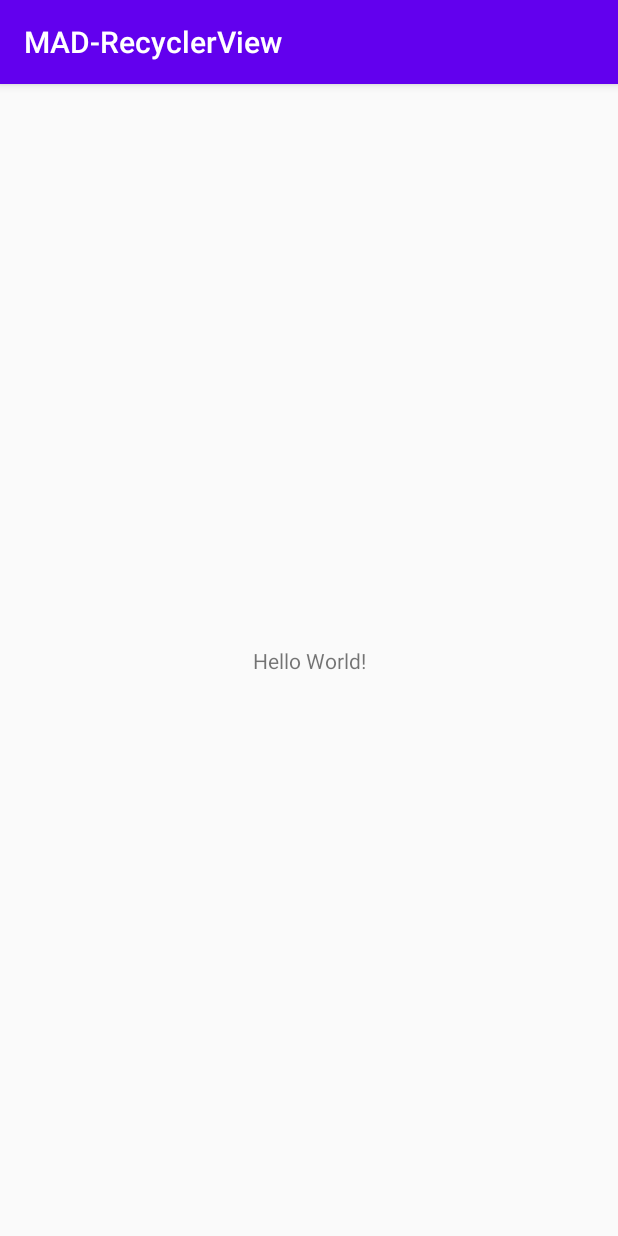
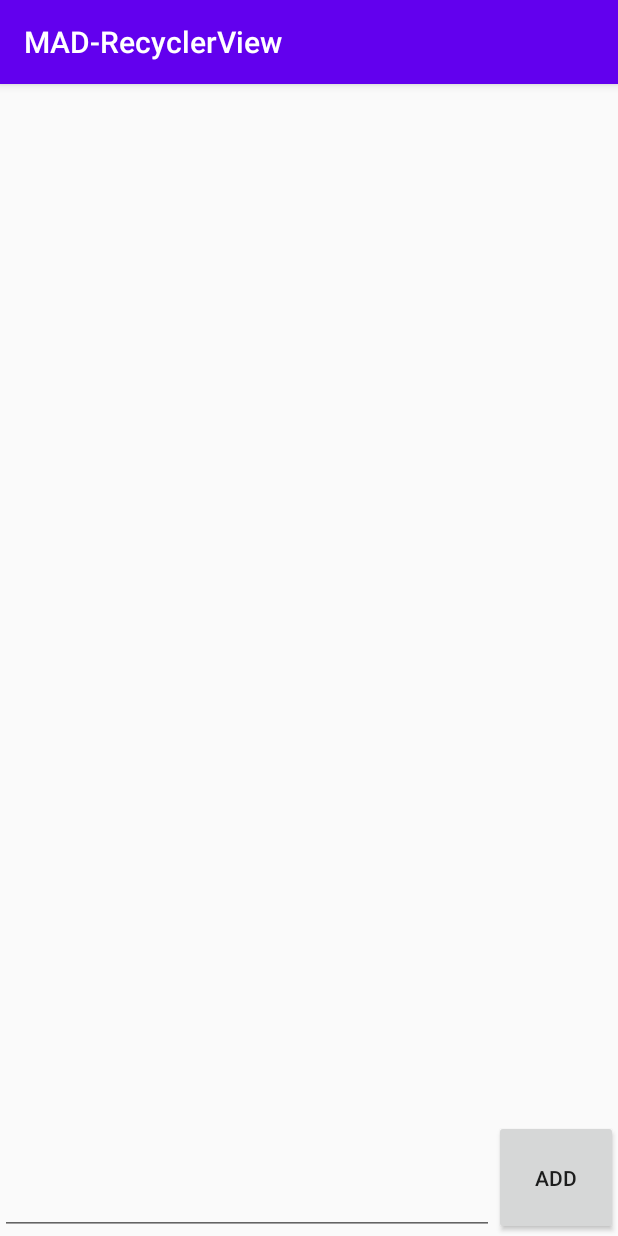
Before and after one commit to MAD-2020/mad-practical-5-recyclerview-JianOon, an Android app: the screen it shows after launch (MainActivity), on a phone screen of 412 x 824 dp. Run offline under Robolectric (Android 15) with nearby library versions, the phone set to English and light mode, and no system bars.

```diff
--- a/app/src/main/java/sg/edu/np/mad/mad_recyclerview/MainActivity.java
+++ b/app/src/main/java/sg/edu/np/mad/mad_recyclerview/MainActivity.java
@@ -1,21 +1,54 @@
 package sg.edu.np.mad.mad_recyclerview;
 
+import androidx.appcompat.app.AlertDialog;
 import androidx.appcompat.app.AppCompatActivity;
+import androidx.recyclerview.widget.DefaultItemAnimator;
+import androidx.recyclerview.widget.LinearLayoutManager;
 import androidx.recyclerview.widget.RecyclerView;
 
 import android.content.Context;
+import android.content.DialogInterface;
 import android.os.Bundle;
+import android.text.Html;
+import android.view.LayoutInflater;
+import android.view.View;
 import android.view.inputmethod.InputMethodManager;
+import android.widget.Button;
+import android.widget.EditText;
 
 import java.util.ArrayList;
 
 public class MainActivity extends AppCompatActivity {
+    Button confirm;
+    EditText todo;
+    ArrayList<String> data = new ArrayList<>();
+
 
     @Override
     protected void onCreate(Bundle savedInstanceState) {
+
         super.onCreate(savedInstanceState);
         setContentView(R.layout.activity_main);
+        final RecyclerView recyclerView = findViewById(R.id.todorecyclerview);
+        LinearLayoutManager layoutManager = new LinearLayoutManager(this, LinearLayoutManager.VERTICAL, false);
+        recyclerView.setLayoutManager(layoutManager);
+        Adapter adapter = new Adapter(data,this);
+        recyclerView.setAdapter(adapter);
+        confirm = findViewById(R.id.confirm);
+        todo = findViewById(R.id.add);
+        confirm.setOnClickListener(new View.OnClickListener() {
+            @Override
+            public void onClick(View v) {
+                data.add(todo.getText().toString());
+                showNewEntry(recyclerView,data);
+            }
+        });
+
     }
+    public void onItemClick(int position) {
+
+    }
+
 
     /**
      * Upon calling this method, the keyboard will retract
@@ -32,4 +65,6 @@ public class MainActivity extends AppCompatActivity {
         InputMethodManager imm = (InputMethodManager)getSystemService(Context.INPUT_METHOD_SERVICE);
         imm.hideSoftInputFromWindow(rv.getWindowToken(), 0);
     }
+
+
 }
--- a/app/src/main/res/layout/activity_main.xml
+++ b/app/src/main/res/layout/activity_main.xml
@@ -1,18 +1,38 @@
 <?xml version="1.0" encoding="utf-8"?>
-<androidx.constraintlayout.widget.ConstraintLayout xmlns:android="http://schemas.android.com/apk/res/android"
+<androidx.appcompat.widget.LinearLayoutCompat xmlns:android="http://schemas.android.com/apk/res/android"
     xmlns:app="http://schemas.android.com/apk/res-auto"
     xmlns:tools="http://schemas.android.com/tools"
     android:layout_width="match_parent"
     android:layout_height="match_parent"
-    tools:context=".MainActivity">
+    tools:context=".MainActivity"
+    android:orientation="vertical">
+    <androidx.recyclerview.widget.RecyclerView
+        android:id="@+id/todorecyclerview"
+        android:layout_width="match_parent"
+        android:layout_height="0dp"
+        android:layout_weight="0.9"
+        />
 
-    <TextView
-        android:layout_width="wrap_content"
-        android:layout_height="wrap_content"
-        android:text="Hello World!"
-        app:layout_constraintBottom_toBottomOf="parent"
-        app:layout_constraintLeft_toLeftOf="parent"
-        app:layout_constraintRight_toRightOf="parent"
-        app:layout_constraintTop_toTopOf="parent" />
+    <LinearLayout
+        android:layout_width="match_parent"
+        android:layout_height="0dp"
+        android:layout_weight="0.1"
+        android:orientation="horizontal">
+        <EditText
+            android:layout_width="0dp"
+            android:layout_height="match_parent"
+            android:layout_weight="0.8"
+            android:id="@+id/add">
+        </EditText>
+        <Button
+            android:layout_width="0dp"
+            android:layout_height="match_parent"
+            android:layout_weight="0.2"
+            android:id="@+id/confirm"
+            android:text="Add">
 
-</androidx.constraintlayout.widget.ConstraintLayout>
+        </Button>
+
+    </LinearLayout>
+
+</androidx.appcompat.widget.LinearLayoutCompat>
```
Also changed, not shown: app/src/main/java/sg/edu/np/mad/mad_recyclerview/Adapter.java (added, +101 -0 lines), app/src/main/res/layout/alert.xml (added, +80 -0 lines), app/src/main/res/layout/singlecard.xml (added, +23 -0 lines).
